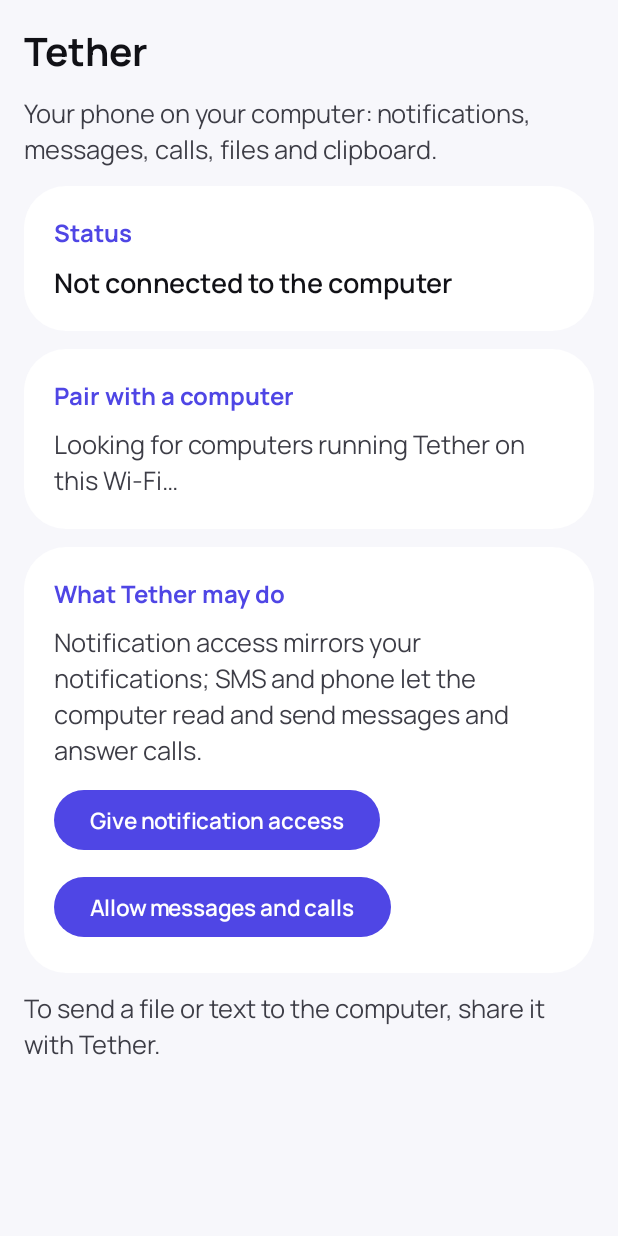
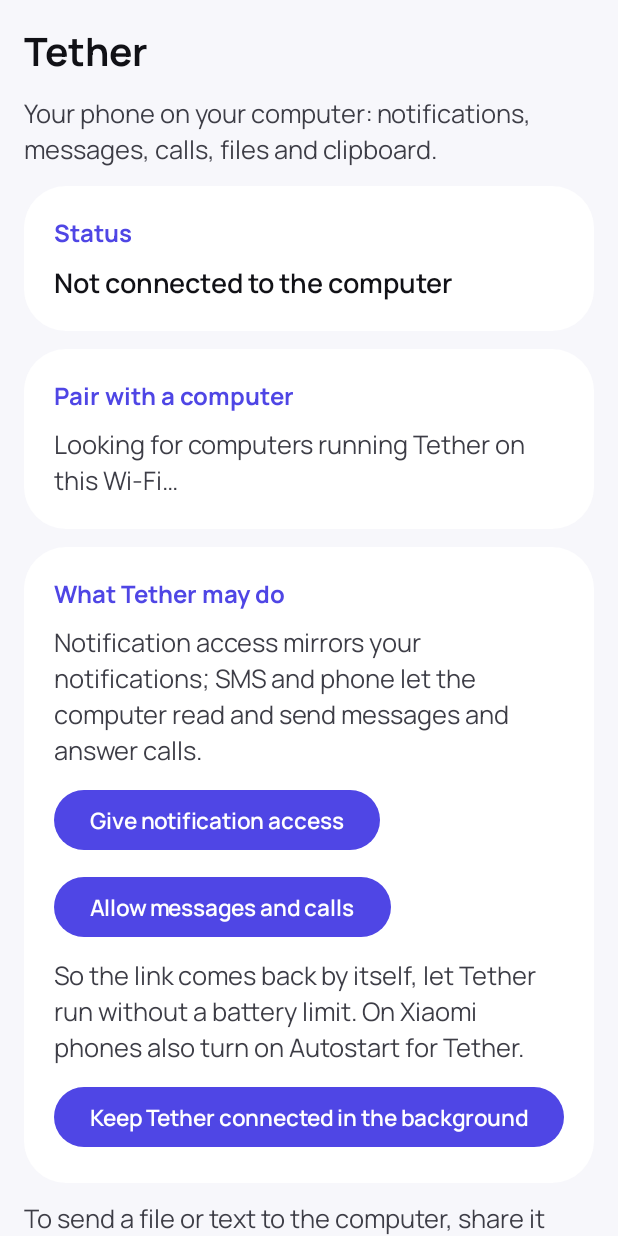
Before and after one commit to Quezka/tether, an Android app built with Jetpack Compose: the screen it shows after launch (MainActivity), on a phone screen of 412 x 824 dp. Run offline under Robolectric (Android 15) with nearby library versions, the phone set to English and light mode, and no system bars.

Commit message:
Release 0.2.0
Co-Authored-By: Claude Opus 5.5 <noreply@anthropic.com>

```diff
--- a/app/build.gradle.kts
+++ b/app/build.gradle.kts
@@ -19,8 +19,8 @@ android {
         applicationId = "io.github.quezka.tether"
         minSdk = 28
         targetSdk = 35
-        versionCode = 100
-        versionName = "0.1.0"
+        versionCode = 200
+        versionName = "0.2.0"
     }
     signingConfigs {
         create("release") {
--- a/app/src/main/AndroidManifest.xml
+++ b/app/src/main/AndroidManifest.xml
@@ -7,6 +7,7 @@
     <uses-permission android:name="android.permission.FOREGROUND_SERVICE_SPECIAL_USE" />
     <uses-permission android:name="android.permission.POST_NOTIFICATIONS" />
     <uses-permission android:name="android.permission.RECEIVE_BOOT_COMPLETED" />
+    <uses-permission android:name="android.permission.REQUEST_IGNORE_BATTERY_OPTIMIZATIONS" />
     <uses-permission android:name="android.permission.READ_SMS" />
     <uses-permission android:name="android.permission.SEND_SMS" />
     <uses-permission android:name="android.permission.RECEIVE_SMS" />
--- a/app/src/main/java/io/github/quezka/tether/MainActivity.kt
+++ b/app/src/main/java/io/github/quezka/tether/MainActivity.kt
@@ -105,6 +105,17 @@ class MainActivity : ComponentActivity() {
                         if (Build.VERSION.SDK_INT >= 33) add(Manifest.permission.POST_NOTIFICATIONS)
                     }.toTypedArray())
                 }) { Text(stringResource(R.string.allow_sms_calls)) }
+                // battery limit -> MIUI/OEMs kill the link in the background => ask once to lift it
+                val power = getSystemService(android.os.PowerManager::class.java)
+                if (power != null && !power.isIgnoringBatteryOptimizations(packageName)) {
+                    Text(stringResource(R.string.background_hint), color = MaterialTheme.colorScheme.onSurfaceVariant)
+                    Button(onClick = {
+                        runCatching {
+                            startActivity(Intent(Settings.ACTION_REQUEST_IGNORE_BATTERY_OPTIMIZATIONS,
+                                android.net.Uri.parse("package:$packageName")))
+                        }.onFailure { startActivity(Intent(Settings.ACTION_IGNORE_BATTERY_OPTIMIZATION_SETTINGS)) }
+                    }) { Text(stringResource(R.string.keep_running)) }
+                }
             }
             Text(stringResource(R.string.share_hint), color = MaterialTheme.colorScheme.onSurfaceVariant)
         }
--- a/app/src/main/res/values/colors.xml
+++ b/app/src/main/res/values/colors.xml
@@ -1 +1 @@
-<resources><color name="launcher_bg">#4F46E5</color></resources>
+<resources><color name="launcher_bg">#0E7490</color></resources>
--- a/app/src/main/res/values/strings.xml
+++ b/app/src/main/res/values/strings.xml
@@ -23,4 +23,6 @@
     <string name="share_hint">To send a file or text to the computer, share it with Tether.</string>
     <string name="share_label">Send to computer</string>
     <string name="sent">Sent to the computer</string>
+    <string name="keep_running">Keep Tether connected in the background</string>
+    <string name="background_hint">So the link comes back by itself, let Tether run without a battery limit. On Xiaomi phones also turn on Autostart for Tether.</string>
 </resources>
```
Also changed, not shown: app/src/main/res/drawable/ic_launcher_foreground.xml (+7 -6 lines), 6 other files.
